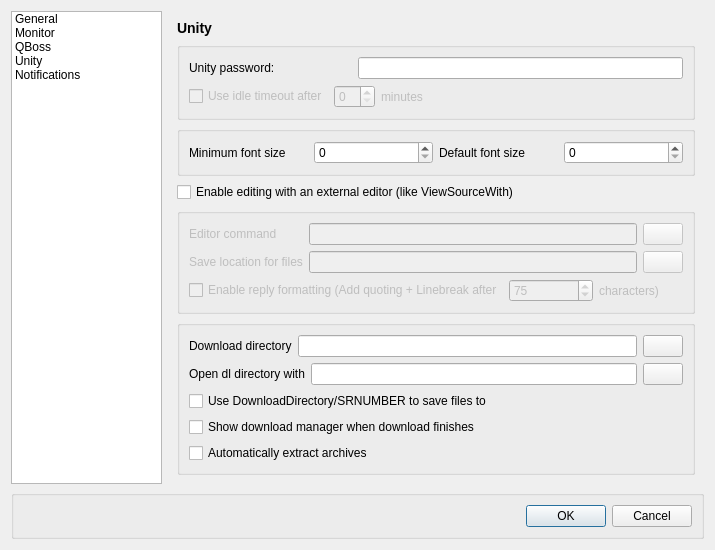
This is ui/configdialog.ui in bochi/kueue as Qt 5 draws it before an edit. The edited form follows.
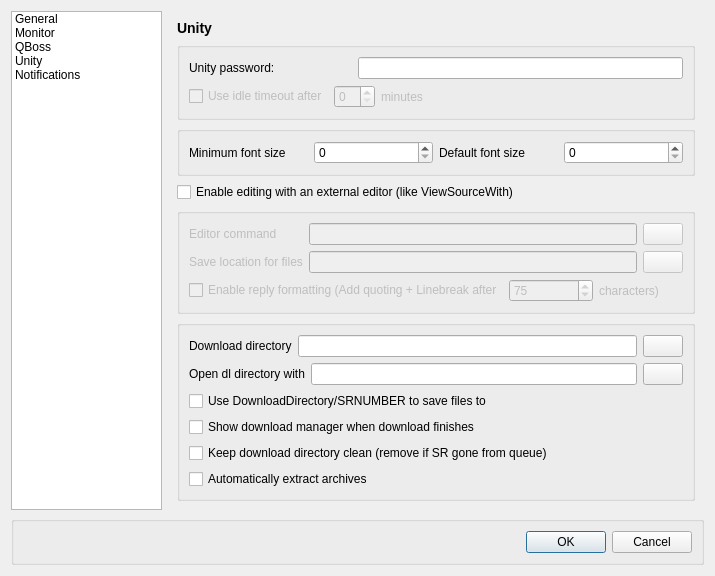
This is the edited form. The open tabs and pages were chosen to show the change. Icons and pictures are not drawn.

What changed in the file:
```diff
--- a/ui/configdialog.ui
+++ b/ui/configdialog.ui
@@ -7,7 +7,7 @@
     <x>0</x>
     <y>0</y>
     <width>715</width>
-    <height>487</height>
+    <height>512</height>
    </rect>
   </property>
   <property name="windowTitle">
@@ -923,7 +923,7 @@
             </property>
            </widget>
           </item>
-          <item row="4" column="0">
+          <item row="5" column="0">
            <widget class="QCheckBox" name="cfg_autoExtract">
             <property name="text">
              <string>Automatically extract archives</string>
@@ -962,6 +962,13 @@
             </item>
            </layout>
           </item>
+          <item row="4" column="0">
+           <widget class="QCheckBox" name="cfg_cleanupDownloadDirectory">
+            <property name="text">
+             <string>Keep download directory clean (remove if SR gone from queue)</string>
+            </property>
+           </widget>
+          </item>
          </layout>
         </widget>
        </item>
```
